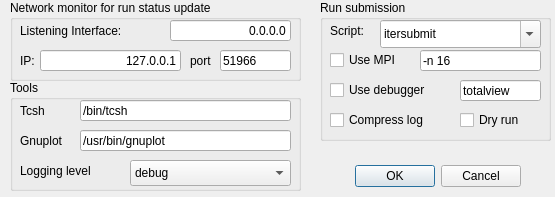
Qt form src/gui/preferences.ui (LeCAD-PEG/SOLPS-GUI) before a commit.
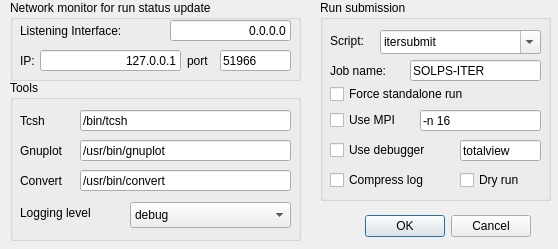
The same form after that commit.

Commit message: Add job name, standalone and convert path to preferences

The edit to the form file:
```diff
--- a/src/gui/preferences.ui
+++ b/src/gui/preferences.ui
@@ -9,8 +9,8 @@
    <rect>
     <x>0</x>
     <y>0</y>
-    <width>555</width>
-    <height>197</height>
+    <width>558</width>
+    <height>249</height>
    </rect>
   </property>
   <property name="windowTitle">
@@ -22,8 +22,8 @@
   <widget class="QDialogButtonBox" name="buttonBox">
    <property name="geometry">
     <rect>
-     <x>290</x>
-     <y>160</y>
+     <x>300</x>
+     <y>210</y>
      <width>231</width>
      <height>32</height>
     </rect>
@@ -138,7 +138,7 @@
    <widget class="QLabel" name="label_4">
     <property name="geometry">
      <rect>
-      <x>180</x>
+      <x>177</x>
       <y>50</y>
       <width>31</width>
       <height>21</height>
@@ -174,7 +174,7 @@
      <x>320</x>
      <y>0</y>
      <width>231</width>
-     <height>141</height>
+     <height>201</height>
     </rect>
    </property>
    <property name="title">
@@ -184,7 +184,7 @@
     <property name="geometry">
      <rect>
       <x>10</x>
-      <y>20</y>
+      <y>30</y>
       <width>51</width>
       <height>21</height>
      </rect>
@@ -197,9 +197,9 @@
     <property name="geometry">
      <rect>
       <x>60</x>
-      <y>20</y>
+      <y>30</y>
       <width>161</width>
-      <height>28</height>
+      <height>24</height>
      </rect>
     </property>
     <property name="editable">
@@ -243,7 +243,7 @@
     <property name="geometry">
      <rect>
       <x>10</x>
-      <y>50</y>
+      <y>110</y>
       <width>86</width>
       <height>20</height>
      </rect>
@@ -259,7 +259,7 @@
     <property name="geometry">
      <rect>
       <x>10</x>
-      <y>110</y>
+      <y>170</y>
       <width>131</width>
       <height>20</height>
      </rect>
@@ -275,7 +275,7 @@
     <property name="geometry">
      <rect>
       <x>100</x>
-      <y>50</y>
+      <y>110</y>
       <width>121</width>
       <height>21</height>
      </rect>
@@ -291,7 +291,7 @@
     <property name="geometry">
      <rect>
       <x>10</x>
-      <y>80</y>
+      <y>140</y>
       <width>131</width>
       <height>20</height>
      </rect>
@@ -307,7 +307,7 @@
     <property name="geometry">
      <rect>
       <x>140</x>
-      <y>80</y>
+      <y>140</y>
       <width>81</width>
       <height>21</height>
      </rect>
@@ -320,7 +320,7 @@
     <property name="geometry">
      <rect>
       <x>140</x>
-      <y>110</y>
+      <y>170</y>
       <width>86</width>
       <height>20</height>
      </rect>
@@ -332,6 +332,52 @@
      <string>Dry run</string>
     </property>
    </widget>
+   <widget class="QLineEdit" name="lineEdit_job_name">
+    <property name="geometry">
+     <rect>
+      <x>90</x>
+      <y>60</y>
+      <width>131</width>
+      <height>21</height>
+     </rect>
+    </property>
+    <property name="toolTip">
+     <string>Ads job name to job submission script above by adding -j option.</string>
+    </property>
+    <property name="text">
+     <string>SOLPS-ITER</string>
+    </property>
+   </widget>
+   <widget class="QLabel" name="label_8">
+    <property name="geometry">
+     <rect>
+      <x>10</x>
+      <y>60</y>
+      <width>81</width>
+      <height>21</height>
+     </rect>
+    </property>
+    <property name="text">
+     <string>Job name:</string>
+    </property>
+   </widget>
+   <widget class="QCheckBox" name="checkBox_standalone">
+    <property name="geometry">
+     <rect>
+      <x>10</x>
+      <y>84</y>
+      <width>211</width>
+      <height>20</height>
+     </rect>
+    </property>
+    <property name="toolTip">
+     <string>Forces B2.5 standalone run even if input.dat exists in run directory.
+Switch -s will be added to the submission script</string>
+    </property>
+    <property name="text">
+     <string>Force standalone run</string>
+    </property>
+   </widget>
   </widget>
   <widget class="QGroupBox" name="groupBox_3">
    <property name="geometry">
@@ -339,7 +385,7 @@
      <x>10</x>
      <y>80</y>
      <width>291</width>
-     <height>111</height>
+     <height>161</height>
     </rect>
    </property>
    <property name="title">
@@ -349,7 +395,7 @@
     <property name="geometry">
      <rect>
       <x>10</x>
-      <y>20</y>
+      <y>30</y>
       <width>41</width>
       <height>21</height>
      </rect>
@@ -362,7 +408,7 @@
     <property name="geometry">
      <rect>
       <x>70</x>
-      <y>20</y>
+      <y>30</y>
       <width>211</width>
       <height>21</height>
      </rect>
@@ -378,7 +424,7 @@
     <property name="geometry">
      <rect>
       <x>10</x>
-      <y>50</y>
+      <y>60</y>
       <width>61</width>
       <height>21</height>
      </rect>
@@ -391,7 +437,7 @@
     <property name="geometry">
      <rect>
       <x>70</x>
-      <y>50</y>
+      <y>60</y>
       <width>211</width>
       <height>21</height>
      </rect>
@@ -407,7 +453,7 @@
     <property name="geometry">
      <rect>
       <x>120</x>
-      <y>80</y>
+      <y>122</y>
       <width>161</width>
       <height>26</height>
      </rect>
@@ -445,7 +491,7 @@
     <property name="geometry">
      <rect>
       <x>10</x>
-      <y>80</y>
+      <y>122</y>
       <width>111</width>
       <height>21</height>
      </rect>
@@ -454,6 +500,35 @@
      <string>Logging level</string>
     </property>
    </widget>
+   <widget class="QLabel" name="label_9">
+    <property name="geometry">
+     <rect>
+      <x>10</x>
+      <y>90</y>
+      <width>61</width>
+      <height>21</height>
+     </rect>
+    </property>
+    <property name="text">
+     <string>Convert</string>
+    </property>
+   </widget>
+   <widget class="QLineEdit" name="lineEdit_convert_path">
+    <property name="geometry">
+     <rect>
+      <x>70</x>
+      <y>90</y>
+      <width>211</width>
+      <height>21</height>
+     </rect>
+    </property>
+    <property name="toolTip">
+     <string>For b2plot widget converting b2plot.ps to png</string>
+    </property>
+    <property name="text">
+     <string>/usr/bin/convert</string>
+    </property>
+   </widget>
   </widget>
  </widget>
  <layoutdefault spacing="6" margin="9"/>
```
Left out of the diff: 9 changed lines with no effect on the pictures. The commit also changes 3 other files.
